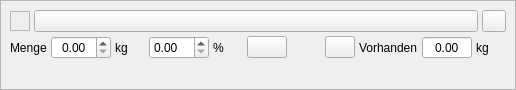
Qt form kleiner-brauhelfer/widgets/wdgmalzgabe.ui (kleiner-brauhelfer/kleiner-brauhelfer-2) before a commit.
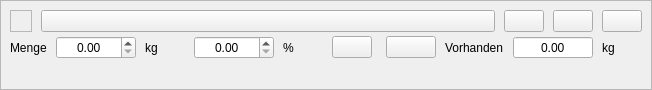
The same form after that commit. Icons and pictures are not drawn. Custom widgets are drawn as their Qt base class.

What changed in the file:
```diff
--- a/kleiner-brauhelfer/widgets/wdgmalzgabe.ui
+++ b/kleiner-brauhelfer/widgets/wdgmalzgabe.ui
@@ -6,7 +6,7 @@
    <rect>
     <x>0</x>
     <y>0</y>
-    <width>516</width>
+    <width>652</width>
     <height>90</height>
    </rect>
   </property>
@@ -40,18 +40,21 @@
       </property>
       <item>
        <layout class="QHBoxLayout" name="horizontalLayout">
+        <property name="spacing">
+         <number>9</number>
+        </property>
         <item>
          <widget class="QFrame" name="frameColor">
           <property name="minimumSize">
            <size>
-            <width>20</width>
-            <height>20</height>
+            <width>22</width>
+            <height>22</height>
            </size>
           </property>
           <property name="maximumSize">
            <size>
-            <width>20</width>
-            <height>20</height>
+            <width>22</width>
+            <height>22</height>
            </size>
           </property>
           <property name="focusPolicy">
@@ -78,26 +81,24 @@
           </property>
          </widget>
         </item>
+        <item>
+         <widget class="QPushButton" name="btnNachOben">
+          <property name="icon">
+           <iconset resource="../images.qrc">
+            <normaloff>:/images/nach_oben.svg</normaloff>:/images/nach_oben.svg</iconset>
+          </property>
+         </widget>
+        </item>
+        <item>
+         <widget class="QPushButton" name="btnNachUnten">
+          <property name="icon">
+           <iconset resource="../images.qrc">
+            <normaloff>:/images/nach_unten.svg</normaloff>:/images/nach_unten.svg</iconset>
+          </property>
+         </widget>
+        </item>
         <item>
          <widget class="QPushButton" name="btnLoeschen">
-          <property name="sizePolicy">
-           <sizepolicy hsizetype="Fixed" vsizetype="Fixed">
-            <horstretch>0</horstretch>
-            <verstretch>0</verstretch>
-           </sizepolicy>
-          </property>
-          <property name="minimumSize">
-           <size>
-            <width>24</width>
-            <height>22</height>
-           </size>
-          </property>
-          <property name="maximumSize">
-           <size>
-            <width>24</width>
-            <height>22</height>
-           </size>
-          </property>
           <property name="toolTip">
            <string>Malzgabe löschen.</string>
           </property>
@@ -105,18 +106,15 @@
            <iconset resource="../images.qrc">
             <normaloff>:/images/close_button.svg</normaloff>:/images/close_button.svg</iconset>
           </property>
-          <property name="iconSize">
-           <size>
-            <width>25</width>
-            <height>16</height>
-           </size>
-          </property>
          </widget>
         </item>
        </layout>
       </item>
       <item>
        <layout class="QHBoxLayout" name="horizontalLayout_2">
+        <property name="spacing">
+         <number>9</number>
+        </property>
         <item>
          <widget class="QLabel" name="label">
           <property name="text">
@@ -128,7 +126,7 @@
          <widget class="DoubleSpinBox" name="tbMenge">
           <property name="minimumSize">
            <size>
-            <width>60</width>
+            <width>80</width>
             <height>0</height>
            </size>
           </property>
@@ -153,7 +151,7 @@
          <widget class="QLabel" name="label_3">
           <property name="minimumSize">
            <size>
-            <width>30</width>
+            <width>40</width>
             <height>0</height>
            </size>
           </property>
@@ -166,13 +164,16 @@
          <widget class="DoubleSpinBox" name="tbMengeProzent">
           <property name="minimumSize">
            <size>
-            <width>60</width>
+            <width>80</width>
             <height>0</height>
            </size>
           </property>
           <property name="toolTip">
            <string>&lt;html&gt;&lt;head/&gt;&lt;body&gt;&lt;p&gt;Hier wird der Malzanteil &lt;span style=&quot; font-weight:600;&quot;&gt;prozentual&lt;/span&gt; angegeben.&lt;/p&gt;&lt;/body&gt;&lt;/html&gt;</string>
           </property>
+          <property name="alignment">
+           <set>Qt::AlignCenter</set>
+          </property>
           <property name="decimals">
            <number>2</number>
           </property>
@@ -191,7 +192,7 @@
          <widget class="QLabel" name="label_2">
           <property name="minimumSize">
            <size>
-            <width>30</width>
+            <width>40</width>
             <height>0</height>
            </size>
           </property>
@@ -202,12 +203,6 @@
         </item>
         <item>
          <widget class="QPushButton" name="btnKorrektur">
-          <property name="maximumSize">
-           <size>
-            <width>60</width>
-            <height>16777215</height>
-           </size>
-          </property>
           <property name="toolTip">
            <string>&lt;html&gt;&lt;head/&gt;&lt;body&gt;&lt;p&gt;Hier wird ein &lt;span style=&quot; font-weight:600;&quot;&gt;prozentualer Korrekturfaktor &lt;/span&gt;ausgegeben, wenn die Rohstoffmenge 100% Gesamtschüttung unter- oder überschreitet.&lt;/p&gt;&lt;p&gt;Die Schüttung berechnet sich u.a. aus eingesetzten Malzen und Rohfrucht, der gewählten Stammwürze, dem Farbwert, der Rastdauer und anderen Faktoren. Ein negativer Wert gibt an, dass zu wenig Rohstoffmenge gewählt wurde, ein positiver, dass eine zu große Menge gewählt wurde.&lt;/p&gt;&lt;p&gt;Ein Klick auf das Feld korrigiert die aktuelle Rohstoffmenge auf 100% Gesamtschüttung. Dies kann natürlich unpassend sein. In diesem Fall muss die Verteilung der Rohstoffe für die Schüttung anteilig vorab auf 100% bestimmt werden. Sind 100% erreicht, wird das Feld ausgeblendet.&lt;/p&gt;&lt;/body&gt;&lt;/html&gt;</string>
           </property>
@@ -230,14 +225,14 @@
          <widget class="QPushButton" name="btnAufbrauchen">
           <property name="minimumSize">
            <size>
-            <width>30</width>
-            <height>22</height>
+            <width>50</width>
+            <height>0</height>
            </size>
           </property>
           <property name="maximumSize">
            <size>
-            <width>30</width>
-            <height>22</height>
+            <width>50</width>
+            <height>16777215</height>
            </size>
           </property>
           <property name="toolTip">
@@ -260,7 +255,7 @@
          <widget class="DoubleSpinBox" name="tbVorhanden">
           <property name="minimumSize">
            <size>
-            <width>50</width>
+            <width>80</width>
             <height>0</height>
            </size>
           </property>
@@ -288,7 +283,7 @@
          <widget class="QLabel" name="lblEinheit">
           <property name="minimumSize">
            <size>
-            <width>30</width>
+            <width>40</width>
             <height>0</height>
            </size>
           </property>
```
Left out of the diff: 3 changed lines with no effect on the pictures.
